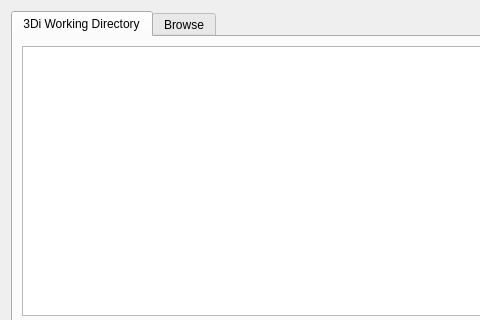
First picture: the form in gui/threedi_plugin_grid_result_dialog.ui, repository nens/threedi-results-analysis, before the edit; both pictures show x 0 to 480 and y 0 to 320 of the 663 by 432 pixel window.
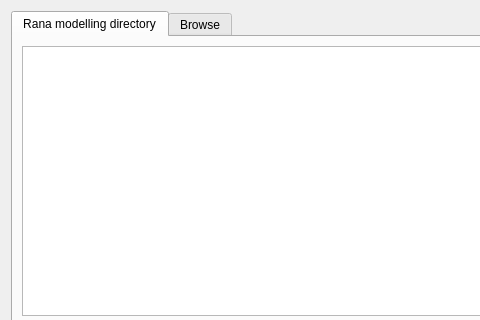
Second picture: the form after the edit. Custom widgets are drawn as their Qt base class.

Commit message: Rebranding the 3Di Results Analysis to Rana Results Analysis (#1151)

Patch:
```diff
--- a/gui/threedi_plugin_grid_result_dialog.ui
+++ b/gui/threedi_plugin_grid_result_dialog.ui
@@ -21,7 +21,7 @@
      </property>
      <widget class="QWidget" name="threedi">
       <attribute name="title">
-       <string>3Di Working Directory</string>
+       <string>Rana modelling directory</string>
       </attribute>
       <layout class="QVBoxLayout" name="verticalLayout_2">
        <item>
```
The commit also changes 74 other files.
